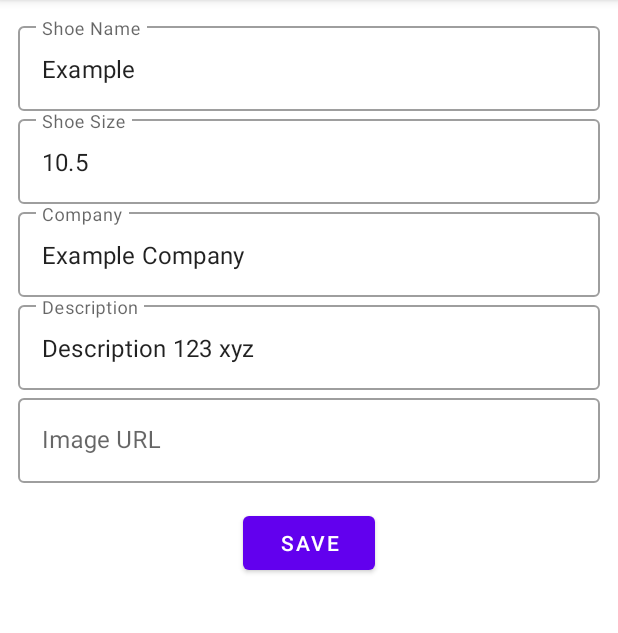
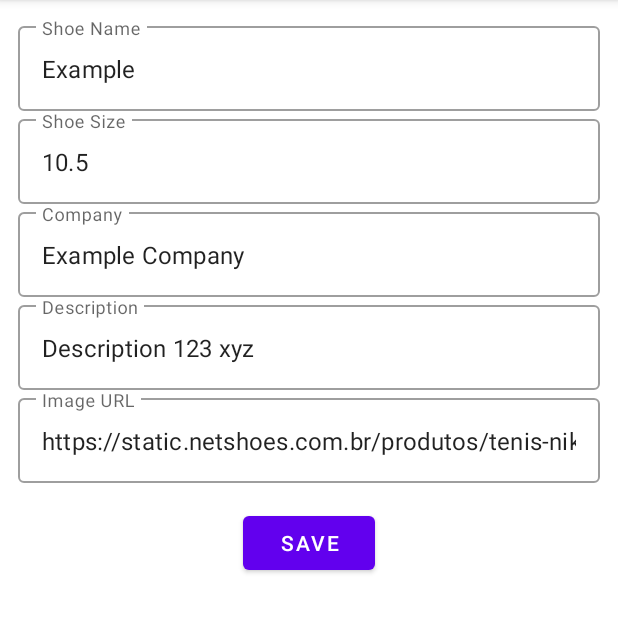
Before and after one commit to lucasnpc/shoe-store, an Android app: the ShoeDetailFragment screen opened through its navigation route, on a phone screen of 412 x 824 dp, the part 84-717 px from its top. Run offline under Robolectric (Android 15) with nearby library versions, the phone set to English and light mode, and no system bars; our stand-ins replace Dagger/Hilt's generated code, data binding, navigation-ui.

Commit message:
Adding image for example

```diff
--- a/app/src/main/java/com/udacity/shoestore/ui/shoeDetail/ShoeDetailFragment.kt
+++ b/app/src/main/java/com/udacity/shoestore/ui/shoeDetail/ShoeDetailFragment.kt
@@ -36,7 +36,8 @@ class ShoeDetailFragment : Fragment() {
             name = "Example",
             size = 10.5,
             company = "Example Company",
-            description = "Description 123 xyz"
+            description = "Description 123 xyz",
+            listOf("https://static.netshoes.com.br/produtos/tenis-nike-sb-check-solar-cnvs-masculino/08/D12-2759-008/D12-2759-008_zoom1.jpg")
         )
         binding.buttonSave.setOnClickListener {
             saveShoe()
--- a/app/src/main/res/layout/shoe_detail_layout.xml
+++ b/app/src/main/res/layout/shoe_detail_layout.xml
@@ -93,7 +93,8 @@
             <com.google.android.material.textfield.TextInputEditText
                 android:layout_width="match_parent"
                 android:layout_height="match_parent"
-                android:inputType="textUri" />
+                android:inputType="textUri"
+                android:text="@{shoe.images[0]}" />
         </com.google.android.material.textfield.TextInputLayout>
 
         <Button
```
